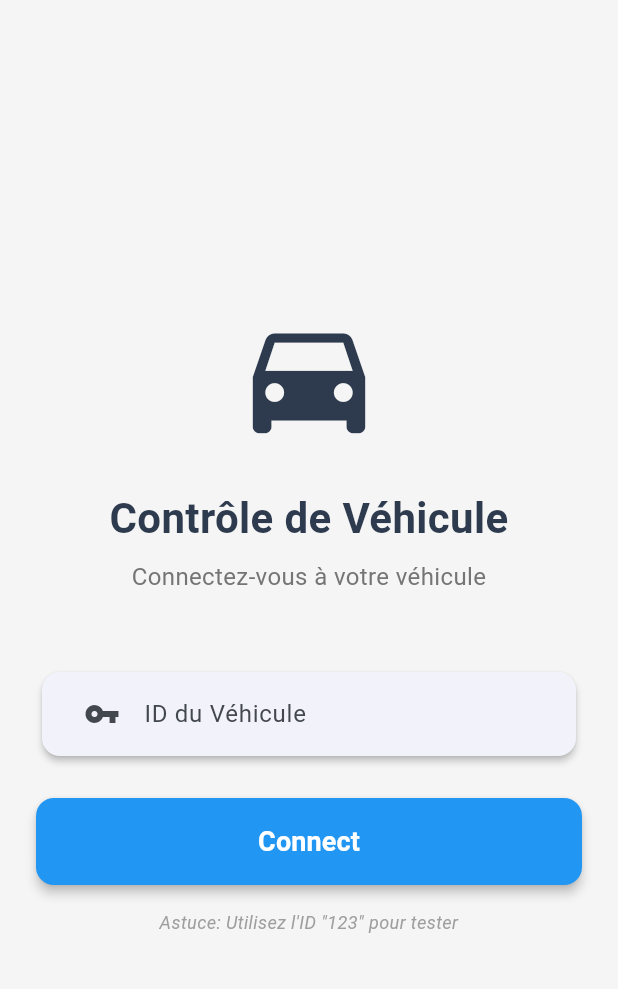
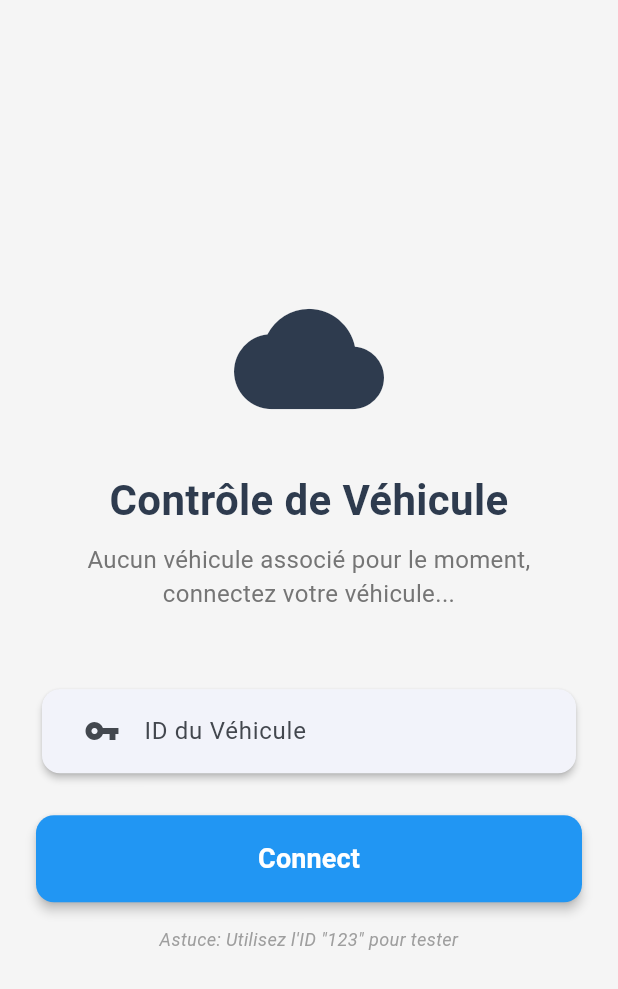
Before and after one commit to Cherni-Samar/flutter_exam, a Flutter app: the screen it shows after launch, on a phone screen of 412 x 824 dp. Shown: the top 989 px of the screen. Run offline on Flutter 3.47's test engine with Material 3 defaults, Android fonts, the phone set to English and light mode, and no system bars; our stand-ins replace shared_preferences, sqflite; accounts and stored records are empty.

Commit message:
Update connection screen: change icon to cloud and update subtitle message
Co-authored-by: Cherni-Samar <126211412+Cherni-Samar@users.noreply.github.com>

```diff
--- a/exam/lib/screens/connection_screen.dart
+++ b/exam/lib/screens/connection_screen.dart
@@ -87,7 +87,7 @@ class _ConnectionScreenState extends State<ConnectionScreen> {
               children: [
                 // App logo/icon
                 Icon(
-                  Icons.directions_car,
+                  Icons.cloud,
                   size: 100,
                   color: AppColors.primaryColor,
                 ),
@@ -107,7 +107,7 @@ class _ConnectionScreenState extends State<ConnectionScreen> {
 
                 // Subtitle
                 Text(
-                  'Connectez-vous à votre véhicule',
+                  'Aucun véhicule associé pour le moment, connectez votre véhicule...',
                   textAlign: TextAlign.center,
                   style: TextStyle(
                     fontSize: 16,
```
